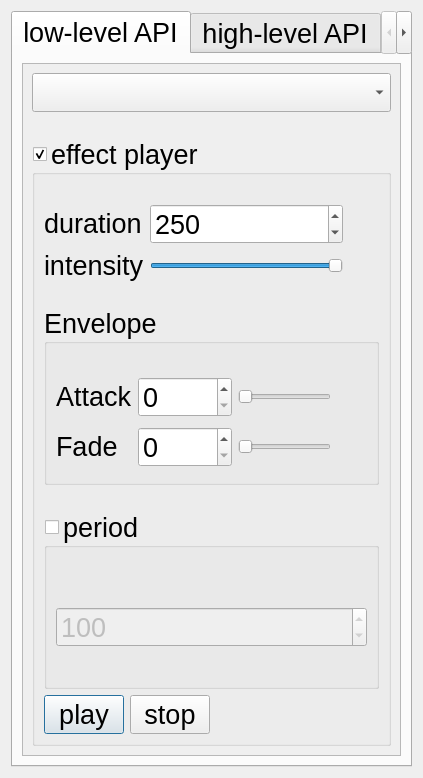
Old version of the form examples/hapticsplayer/dialog.ui in the repository qtproject/qt-mobility.
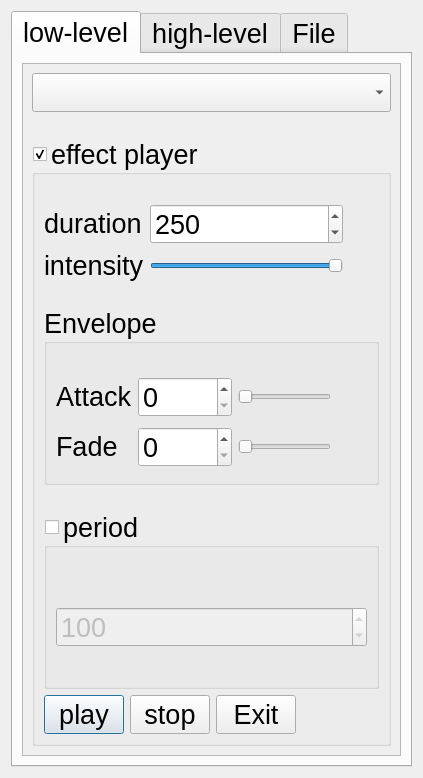
New version of the form.

Commit message:
Symbian: Small screen changes.
- shortened tab texts
- added exit button
- don't display unsupported features on ui

```diff
--- a/examples/hapticsplayer/dialog.ui
+++ b/examples/hapticsplayer/dialog.ui
@@ -21,12 +21,21 @@
   <layout class="QVBoxLayout" name="verticalLayout">
    <item>
     <widget class="QTabWidget" name="tabWidget">
+     <property name="tabPosition">
+      <enum>QTabWidget::North</enum>
+     </property>
      <property name="currentIndex">
       <number>0</number>
      </property>
+     <property name="usesScrollButtons">
+      <bool>true</bool>
+     </property>
+     <property name="documentMode">
+      <bool>false</bool>
+     </property>
      <widget class="QWidget" name="tab">
       <attribute name="title">
-       <string>low-level API</string>
+       <string>low-level</string>
       </attribute>
       <layout class="QGridLayout" name="gridLayout_2">
        <item row="0" column="0">
@@ -40,7 +49,7 @@
             <x>0</x>
             <y>0</y>
             <width>379</width>
-            <height>700</height>
+            <height>695</height>
            </rect>
           </property>
           <layout class="QVBoxLayout" name="verticalLayout_6">
@@ -430,6 +439,13 @@
                   </property>
                  </widget>
                 </item>
+                <item>
+                 <widget class="QPushButton" name="exitButton">
+                  <property name="text">
+                   <string>Exit</string>
+                  </property>
+                 </widget>
+                </item>
                 <item>
                  <widget class="QLabel" name="effectState">
                   <property name="sizePolicy">
@@ -459,7 +475,7 @@
      </widget>
      <widget class="QWidget" name="tab_2">
       <attribute name="title">
-       <string>high-level API</string>
+       <string>high-level</string>
       </attribute>
       <layout class="QVBoxLayout" name="verticalLayout_2">
        <item>
@@ -511,7 +527,7 @@
      </widget>
      <widget class="QWidget" name="tab_3">
       <attribute name="title">
-       <string>File API</string>
+       <string>File</string>
       </attribute>
       <layout class="QVBoxLayout" name="verticalLayout_4">
        <item>
```
Left out of the diff: 13 changed lines with no effect on the pictures. The commit also changes 1 other file.
